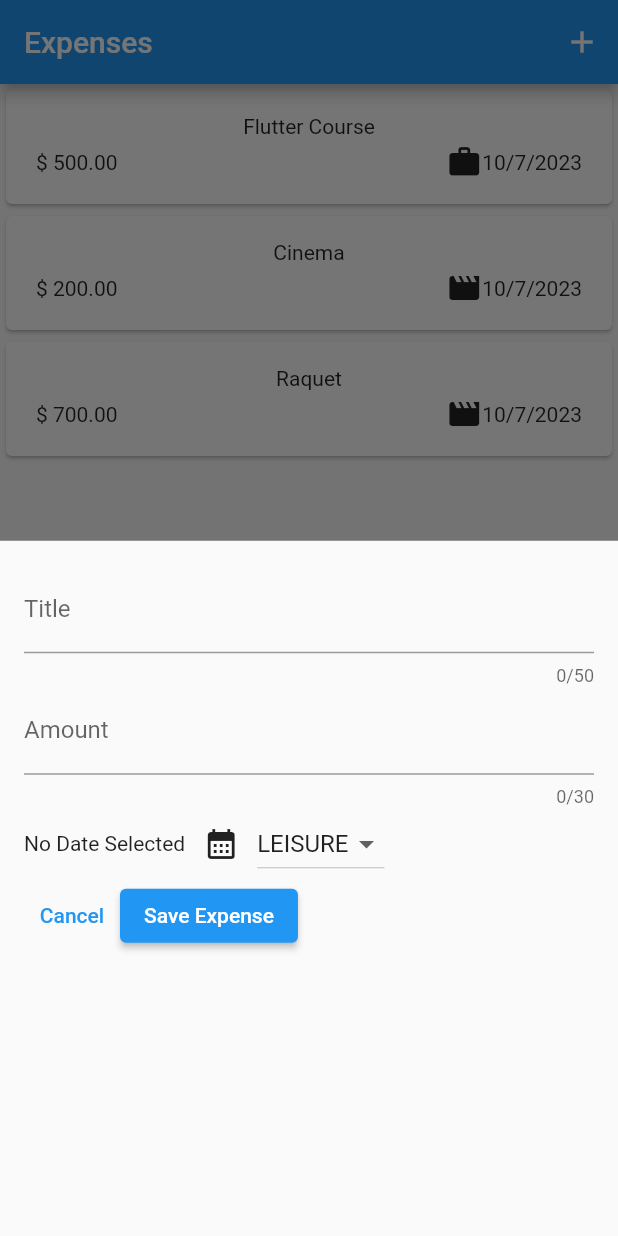
After one commit to neshvig10/learning-appdevelopment, a Flutter app: the screen it shows after launch, after a tap on the "add" icon, on a phone screen of 412 x 824 dp. The commit adds this screen. Run offline on Flutter 3.47's test engine with Material 2 defaults, Android fonts, the light colour scheme and no system bars; our stand-ins replace google_fonts.

Commit message:
new expenses addable

```diff
--- a/expensetracker/lib/main.dart
+++ b/expensetracker/lib/main.dart
@@ -11,7 +11,9 @@ class MyApp extends StatelessWidget {
   // This widget is the root of your application.
   @override
   Widget build(BuildContext context) {
+
     return const MaterialApp(
+      debugShowCheckedModeBanner: false,
       home: Expenses(),
     );
   }
--- a/expensetracker/lib/widgets/expenses.dart
+++ b/expensetracker/lib/widgets/expenses.dart
@@ -1,5 +1,6 @@
 import 'package:expensetracker/widgets/expenses_list/expenseslist.dart';
 import 'package:expensetracker/models/expense.dart';
+import 'package:expensetracker/widgets/newexpense.dart';
 import 'package:flutter/material.dart';
 
 class Expenses extends StatefulWidget {
@@ -17,12 +18,34 @@ class _ExpensesState extends State<Expenses> {
     Expense(title: 'Raquet', amount: 700, date: DateTime.now(), category: Category.leisure),
   ];
 
+  void _addExpense(Expense expense){
+    setState(() {
+      _registeredExpenses.add(expense);
+    });
+  }
+
+  //  function to open the screen on clicking the + button
+
+  // this is used to open a modalbottom sheet when we click on the + icon
+  void _openAddExpenseOverlay(){
+    showModalBottomSheet(context: context, builder: (ctx)=> NewExpense(onAddExpense:_addExpense),
+    );
+  }
+
+
+
 
   @override
   Widget build(BuildContext context) {
-    return Scaffold(body: Column(
+    return Scaffold(
+      appBar: AppBar(
+        title: const Text('Expenses'),
+        actions: [
+          IconButton(onPressed: _openAddExpenseOverlay, icon: const Icon(Icons.add))
+        ],
+      ),
+      body: Column(
       children: [
-        const Text('Expenses'),
         Expanded(child: ExpensesList(expenses: _registeredExpenses)) ,
       ],
     ),);
--- /dev/null
+++ b/expensetracker/lib/widgets/newexpense.dart
@@ -0,0 +1,139 @@
+import 'package:expensetracker/models/expense.dart';
+import 'package:flutter/material.dart';
+
+class NewExpense extends StatefulWidget {
+  const NewExpense({super.key,required this.onAddExpense});
+
+  final void Function(Expense expense) onAddExpense;
+
+  @override
+  State<NewExpense> createState() => _NewExpenseState();
+}
+
+
+
+class _NewExpenseState extends State<NewExpense> {
+
+
+  final _titlecontroller = TextEditingController();
+  final _amountcontroller = TextEditingController();
+  DateTime? _selectedDate;
+  Category _selectedCategory = Category.leisure;
+
+
+
+  // whenever you are storing the future value you have to use async await (then function is used to store future value)
+  void _currentDate()async{
+    final now = DateTime.now();
+    final firstDate = DateTime(now.year-1,now.month,now.day);
+
+    final pickedDate = await showDatePicker(
+      context: context,
+      initialDate: now,
+      firstDate: firstDate,
+      lastDate: now
+      );
+
+      setState(() {
+        _selectedDate=pickedDate;
+      });
+  }
+
+  void _submitExpenseData(){
+    final enteredAmount = double.tryParse(_amountcontroller.text);
+    final amountIsValid = (enteredAmount==null) || (enteredAmount<=0);
+    if (amountIsValid || _selectedDate==null || _titlecontroller.text.trim().isEmpty){
+      // raise error !
+      showDialog(context: context, builder: (ctx)=>
+        AlertDialog(
+          title: const Text('Invalid Input'),
+          content: const Text('Enter Valid Data !'),
+          actions: [
+            TextButton(onPressed: (){
+             Navigator.pop(ctx);
+             } ,
+             child: const Text('Close'))
+          ],
+        ),
+      );
+      return;
+    }
+    // widget.onAddExpense
+    widget.onAddExpense(Expense(title: _titlecontroller.text, amount: enteredAmount, date: _selectedDate!, category: _selectedCategory));
+    Navigator.pop(context);
+  }
+
+
+
+  // dispose is required to delete
+  @override
+  void dispose(){
+    _titlecontroller.dispose();
+    _amountcontroller.dispose();
+    super.dispose();
+  }
+
+
+
+  @override
+  Widget build(BuildContext context) {
+    return Padding(
+      padding: const EdgeInsets.all(16),
+      child: Column(
+        children: [
+          TextField(
+            // whenever this input field changes , we wil change the value of _enteredTitle using this onchanged function
+            controller: _titlecontroller,
+            maxLength: 50,
+            decoration: const InputDecoration(
+              label: Text('Title')
+            ),
+          ),
+          TextField(
+            controller: _amountcontroller,
+            keyboardType: TextInputType.number,
+            maxLength: 30,
+            decoration: const InputDecoration(
+              // prefixText is used to add a symbol before the amount
+              prefixText: '\$',
+              label: Text('Amount')
+            ),
+          ),
+
+          Row(
+            children: [
+              Text(_selectedDate == null ? 'No Date Selected' : formatter.format(_selectedDate!)),
+              IconButton(onPressed: _currentDate, icon: const Icon(Icons.calendar_month)),
+              DropdownButton(
+                value: _selectedCategory,
+                items: Category.values.map((e) => DropdownMenuItem(
+                  value:e,
+                  child: Text(e.name.toString().toUpperCase())
+                )
+              ).toList(), onChanged: (value){
+                if (value==null){
+                  return;
+                }
+                setState(() {
+                  _selectedCategory=value;
+                });
+              })
+            ],
+          ),
+          Row(
+            children: [
+              TextButton(onPressed: (){
+                Navigator.pop(context);
+              }, child: const Text('Cancel')),
+              ElevatedButton(onPressed:
+                _submitExpenseData
+              , child: const Text('Save Expense'))
+            ],
+          )
+
+        ],
+      ),
+
+    );
+  }
+}
```
